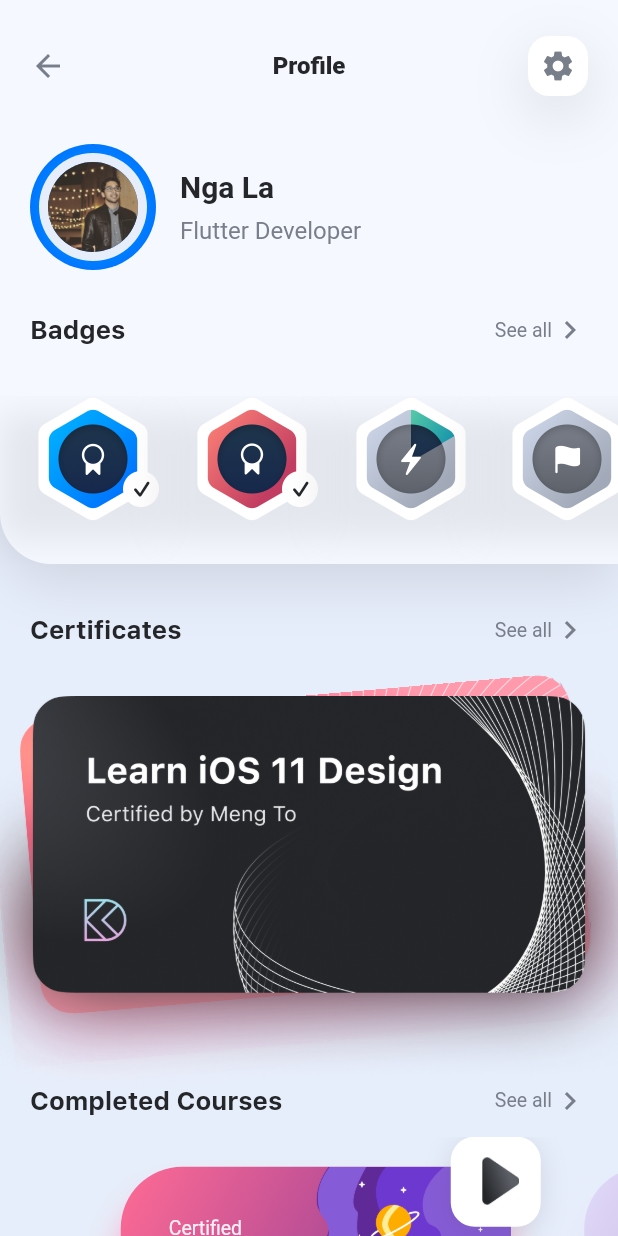
After one commit to sungnga/flutter-projects, a Flutter app: the ProfileScreen screen opened directly, on a phone screen of 412 x 824 dp. The commit adds this screen. Run offline on Flutter 3.47's test engine with Material 2 defaults, Android fonts, the phone set to English and light mode, and no system bars; our stand-ins replace sliding_up_panel.

Commit message:
Building the Profile screen, CompletedCoursesList

```diff
--- /dev/null
+++ b/design_code/lib/components/cards/completed_courses_card.dart
@@ -0,0 +1,108 @@
+import 'package:flutter/material.dart';
+import '../../constants.dart';
+import '../../model/course.dart';
+
+class CompletedCoursesCard extends StatelessWidget {
+  CompletedCoursesCard({required this.course});
+
+  final Course course;
+
+  @override
+  Widget build(BuildContext context) {
+    return Container(
+      child: Stack(
+        alignment: Alignment.topRight,
+        children: [
+          Padding(
+            padding: const EdgeInsets.only(top: 20.0, right: 20.0),
+            child: Container(
+              decoration: BoxDecoration(
+                gradient: course.background,
+                borderRadius: BorderRadius.circular(41.0),
+                boxShadow: [
+                  BoxShadow(
+                      color: course.background.colors[0].withOpacity(.3),
+                      offset: Offset(0, 20),
+                      blurRadius: 20.0),
+                  BoxShadow(
+                      color: course.background.colors[0].withOpacity(.3),
+                      offset: Offset(0, 20),
+                      blurRadius: 20.0),
+                ],
+              ),
+              child: ClipRRect(
+                borderRadius: BorderRadius.circular(41.0),
+                child: Container(
+                  height: 140.0,
+                  width: 260.0,
+                  child: Stack(
+                    children: [
+                      Row(
+                        children: [
+                          Spacer(),
+                          Column(
+                            mainAxisAlignment: MainAxisAlignment.end,
+                            crossAxisAlignment: CrossAxisAlignment.end,
+                            children: [
+                              Image.asset(
+                                'asset/illustrations/${course.illustration}',
+                                fit: BoxFit.cover,
+                                height: 140.0,
+                              ),
+                            ],
+                          ),
+                        ],
+                      ),
+                      Padding(
+                        padding: const EdgeInsets.all(32.0),
+                        child: Column(
+                          mainAxisAlignment: MainAxisAlignment.center,
+                          crossAxisAlignment: CrossAxisAlignment.start,
+                          children: [
+                            Text(
+                              course.courseSubtitle,
+                              style: kCardSubtitleStyle,
+                            ),
+                            SizedBox(
+                              height: 6.0,
+                            ),
+                            Text(
+                              course.courseTitle,
+                              style: kCardTitleStyle,
+                            ),
+                          ],
+                        ),
+                      ),
+                    ],
+                  ),
+                ),
+              ),
+            ),
+          ),
+          Container(
+            child: Image.asset('asset/icons/icon-play.png'),
+            width: 60.0,
+            height: 60.0,
+            decoration: BoxDecoration(
+              color: Colors.white,
+              borderRadius: BorderRadius.circular(16.0),
+              boxShadow: [
+                BoxShadow(
+                  color: kShadowColor,
+                  offset: Offset(0, 4),
+                  blurRadius: 16.0,
+                ),
+              ],
+            ),
+            padding: EdgeInsets.only(
+              top: 12.5,
+              bottom: 13.5,
+              left: 20.5,
+              right: 14.5,
+            ),
+          ),
+        ],
+      ),
+    );
+  }
+}
--- a/design_code/lib/components/home_screen_navbar.dart
+++ b/design_code/lib/components/home_screen_navbar.dart
@@ -1,6 +1,7 @@
 import 'package:design_code/components/searchfield_widget.dart';
 import 'package:design_code/components/sidebar_button.dart';
 import 'package:design_code/constants.dart';
+import 'package:design_code/screens/profile_screen.dart';
 import 'package:flutter/material.dart';
 
 class HomeScreenNavBar extends StatelessWidget {
@@ -15,16 +16,24 @@ class HomeScreenNavBar extends StatelessWidget {
       child: Row(
         mainAxisAlignment: MainAxisAlignment.spaceBetween,
         children: [
-          SidebarButton(triggerAnimation: triggerAnimation,),
+          SidebarButton(
+            triggerAnimation: triggerAnimation,
+          ),
           SearchFieldWidget(),
           Icon(
             Icons.notifications,
             color: kPrimaryLabelColor,
           ),
-          SizedBox(width: 16.0),
-          CircleAvatar(
-            radius: 18.0,
-            backgroundImage: AssetImage('asset/images/profile.jpg'),
+          SizedBox(
+            width: 16.0,
+          ),
+          GestureDetector(
+            onTap: (() => Navigator.of(context).push(
+                MaterialPageRoute(builder: (context) => ProfileScreen()))),
+            child: CircleAvatar(
+              radius: 18.0,
+              backgroundImage: AssetImage('asset/images/profile.jpg'),
+            ),
           ),
         ],
       ),
--- /dev/null
+++ b/design_code/lib/components/lists/completed_courses_list.dart
@@ -0,0 +1,64 @@
+import 'package:design_code/components/cards/completed_courses_card.dart';
+import 'package:flutter/material.dart';
+import '../../model/course.dart';
+
+class CompletedCoursesList extends StatefulWidget {
+  const CompletedCoursesList({super.key});
+
+  @override
+  State<CompletedCoursesList> createState() => _CompletedCoursesListState();
+}
+
+class _CompletedCoursesListState extends State<CompletedCoursesList> {
+  List<Container> indicators = [];
+  int currentPage = 0;
+
+  // A function that returns a widget
+  Widget updateIndicators() {
+    return Row(
+      mainAxisAlignment: MainAxisAlignment.center,
+      children: completedCourses.map((course) {
+        var index = completedCourses.indexOf(course);
+        return Container(
+          width: 7.0,
+          height: 7.0,
+          margin: EdgeInsets.symmetric(horizontal: 6.0),
+          decoration: BoxDecoration(
+            shape: BoxShape.circle,
+            color: currentPage == index ? Color(0xFF0971FE) : Color(0xFFA6AEBD),
+          ),
+        );
+      }).toList(),
+    );
+  }
+
+  @override
+  Widget build(BuildContext context) {
+    return Column(
+      children: [
+        Container(
+          height: 200.0,
+          width: double.infinity,
+          child: PageView.builder(
+            itemBuilder: (context, index) {
+              return Opacity(
+                opacity: currentPage == index ? 1.0 : 0.5,
+                child: CompletedCoursesCard(
+                  course: completedCourses[index],
+                ),
+              );
+            },
+            itemCount: completedCourses.length,
+            onPageChanged: (index) {
+              setState(() {
+                currentPage = index;
+              });
+            },
+            controller: PageController(initialPage: 0, viewportFraction: 0.75),
+          ),
+        ),
+        updateIndicators(),
+      ],
+    );
+  }
+}
--- /dev/null
+++ b/design_code/lib/screens/profile_screen.dart
@@ -0,0 +1,267 @@
+import 'dart:io';
+import 'package:design_code/components/certificate_viewer.dart';
+import 'package:design_code/components/lists/completed_courses_list.dart';
+import 'package:flutter/cupertino.dart';
+import 'package:flutter/material.dart';
+import 'package:design_code/constants.dart';
+
+class ProfileScreen extends StatelessWidget {
+  final List<String> badges = [
+    'badge-01.png',
+    'badge-02.png',
+    'badge-03.png',
+    'badge-04.png',
+  ];
+
+  @override
+  Widget build(BuildContext context) {
+    return Scaffold(
+      backgroundColor: kBackgroundColor,
+      body: SingleChildScrollView(
+        child: Column(
+          children: [
+            Container(
+              decoration: BoxDecoration(
+                  color: kCardPopupBackgroundColor,
+                  borderRadius:
+                      BorderRadius.only(bottomLeft: Radius.circular(34.0)),
+                  boxShadow: [
+                    BoxShadow(
+                        color: kShadowColor,
+                        offset: Offset(0, 12),
+                        blurRadius: 32.0)
+                  ]),
+              child: SafeArea(
+                bottom: false,
+                child: Column(
+                  children: [
+                    Padding(
+                      padding: const EdgeInsets.only(
+                          top: 24.0, bottom: 32.0, left: 20.0, right: 20.0),
+                      child: Row(
+                        mainAxisAlignment: MainAxisAlignment.spaceBetween,
+                        children: [
+                          RawMaterialButton(
+                            onPressed: () => Navigator.of(context).pop(),
+                            materialTapTargetSize:
+                                MaterialTapTargetSize.shrinkWrap,
+                            constraints: BoxConstraints(
+                                minWidth: 40.0,
+                                maxWidth: 40.0,
+                                maxHeight: 24.0),
+                            highlightColor: Colors.transparent,
+                            splashColor: Colors.transparent,
+                            child: Row(
+                              mainAxisAlignment: MainAxisAlignment.start,
+                              children: [
+                                Icon(
+                                  Icons.arrow_back,
+                                  color: kSecondaryLabelColor,
+                                ),
+                              ],
+                            ),
+                          ),
+                          Text(
+                            'Profile',
+                            style: kCalloutLabelStyle,
+                          ),
+                          Container(
+                            width: 40.0,
+                            height: 40.0,
+                            decoration: BoxDecoration(
+                                color: Colors.white,
+                                borderRadius: BorderRadius.circular(14.0),
+                                boxShadow: [
+                                  BoxShadow(
+                                      color: kShadowColor,
+                                      offset: Offset(0, 12),
+                                      blurRadius: 32.0)
+                                ]),
+                            child: Icon(
+                              Platform.isAndroid
+                                  ? Icons.settings
+                                  : CupertinoIcons.settings_solid,
+                              color: kSecondaryLabelColor,
+                            ),
+                          )
+                        ],
+                      ),
+                    ),
+                    Padding(
+                      padding: const EdgeInsets.symmetric(horizontal: 20.0),
+                      child: Row(
+                        children: [
+                          Container(
+                            width: 84.0,
+                            height: 84.0,
+                            decoration: BoxDecoration(
+                                gradient: RadialGradient(colors: [
+                                  Color(0xff00aeff),
+                                  Color(0xff0076ff)
+                                ]),
+                                borderRadius: BorderRadius.circular(42.0)),
+                            child: Padding(
+                              padding: const EdgeInsets.all(6.0),
+                              child: Container(
+                                padding: EdgeInsets.all(6.0),
+                                decoration: BoxDecoration(
+                                    color: kBackgroundColor,
+                                    borderRadius: BorderRadius.circular(42.0)),
+                                child: CircleAvatar(
+                                  backgroundImage:
+                                      AssetImage('asset/images/profile.jpg'),
+                                  radius: 30.0,
+                                ),
+                              ),
+                            ),
+                          ),
+                          SizedBox(
+                            width: 16.0,
+                          ),
+                          Column(
+                            crossAxisAlignment: CrossAxisAlignment.start,
+                            children: [
+                              Text(
+                                'Nga La',
+                                style: kTitle2Style,
+                              ),
+                              SizedBox(
+                                height: 8.0,
+                              ),
+                              Text(
+                                'Flutter Developer',
+                                style: kSecondaryCalloutLabelStyle,
+                              )
+                            ],
+                          )
+                        ],
+                      ),
+                    ),
+                    Padding(
+                      padding: const EdgeInsets.only(top: 28.0, bottom: 16.0),
+                      child: Column(
+                        children: [
+                          Padding(
+                            padding:
+                                const EdgeInsets.symmetric(horizontal: 20.0),
+                            child: Row(
+                              mainAxisAlignment: MainAxisAlignment.spaceBetween,
+                              children: [
+                                Text(
+                                  'Badges',
+                                  style: kHeadlineLabelStyle,
+                                ),
+                                Row(
+                                  children: [
+                                    Text(
+                                      'See all',
+                                      style: kSearchPlaceholderStyle,
+                                    ),
+                                    Icon(
+                                      Icons.chevron_right,
+                                      color: kSecondaryLabelColor,
+                                    ),
+                                  ],
+                                ),
+                              ],
+                            ),
+                          ),
+                        ],
+                      ),
+                    ),
+                    SizedBox(
+                      height: 16.0,
+                    ),
+                    Container(
+                      height: 112.0,
+                      child: ListView.builder(
+                          padding: EdgeInsets.only(bottom: 28.0),
+                          scrollDirection: Axis.horizontal,
+                          itemCount: badges.length,
+                          itemBuilder: (context, index) {
+                            return Container(
+                              padding: EdgeInsets.only(
+                                  left: 20.0, right: index != 3 ? 0.0 : 20.0),
+                              decoration: BoxDecoration(boxShadow: [
+                                BoxShadow(
+                                    color: kShadowColor.withOpacity(0.1),
+                                    offset: Offset(0, 12),
+                                    blurRadius: 18.0)
+                              ]),
+                              child:
+                                  Image.asset('asset/badges/${badges[index]}'),
+                            );
+                          }),
+                    ),
+                  ],
+                ),
+              ),
+            ),
+            Padding(
+              padding: const EdgeInsets.only(
+                  top: 32.0, bottom: 12.0, left: 20.0, right: 20.0),
+              child: Column(
+                children: [
+                  Row(
+                    mainAxisAlignment: MainAxisAlignment.spaceBetween,
+                    children: [
+                      Text(
+                        'Certificates',
+                        style: kHeadlineLabelStyle,
+                      ),
+                      Row(
+                        children: [
+                          Text(
+                            'See all',
+                            style: kSearchPlaceholderStyle,
+                          ),
+                          Icon(
+                            Icons.chevron_right,
+                            color: kSecondaryLabelColor,
+                          )
+                        ],
+                      ),
+                    ],
+                  ),
+                ],
+              ),
+            ),
+            CertificateViewer(),
+            Padding(
+              padding: EdgeInsets.only(bottom: 12.0, left: 20.0, right: 20.0),
+              child: Column(
+                children: [
+                  Row(
+                    mainAxisAlignment: MainAxisAlignment.spaceBetween,
+                    children: [
+                      Text(
+                        'Completed Courses',
+                        style: kHeadlineLabelStyle,
+                      ),
+                      Row(
+                        children: [
+                          Text(
+                            'See all',
+                            style: kSearchPlaceholderStyle,
+                          ),
+                          Icon(
+                            Icons.chevron_right,
+                            color: kSecondaryLabelColor,
+                          )
+                        ],
+                      ),
+                    ],
+                  ),
+                ],
+              ),
+            ),
+            CompletedCoursesList(),
+            SizedBox(
+              height: 28.0,
+            ),
+          ],
+        ),
+      ),
+    );
+  }
+}
```
